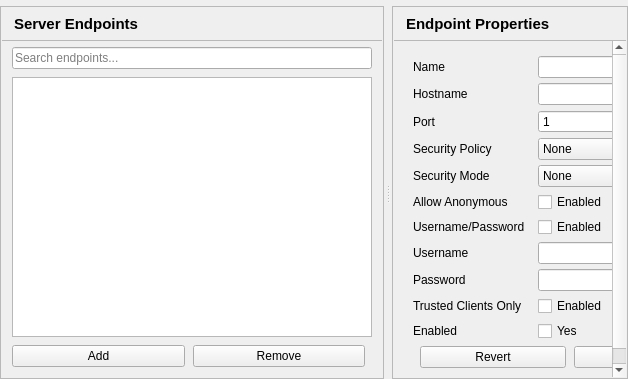
Old version of the form src/ui/pages/endpointspage.ui in the repository sanny32/OpenUaSim.
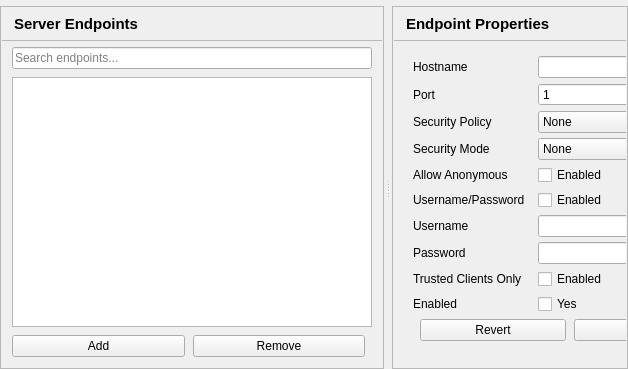
New version of the form.

```diff
--- a/src/ui/pages/endpointspage.ui
+++ b/src/ui/pages/endpointspage.ui
@@ -334,35 +334,24 @@
                <number>5</number>
               </property>
               <item row="0" column="0">
-               <widget class="QLabel" name="nameLabel">
-                <property name="text">
-                 <string>Name</string>
-                </property>
-               </widget>
-              </item>
-              <item row="0" column="1">
-               <widget class="QLineEdit" name="nameEdit">
-</widget>
-              </item>
-              <item row="1" column="0">
                <widget class="QLabel" name="hostnameLabel">
                 <property name="text">
                  <string>Hostname</string>
                 </property>
                </widget>
               </item>
-              <item row="1" column="1">
+              <item row="0" column="1">
                <widget class="QLineEdit" name="hostnameEdit">
 </widget>
               </item>
-              <item row="2" column="0">
+              <item row="1" column="0">
                <widget class="QLabel" name="portLabel">
                 <property name="text">
                  <string>Port</string>
                 </property>
                </widget>
               </item>
-              <item row="2" column="1">
+              <item row="1" column="1">
                <widget class="QSpinBox" name="portSpin">
                 <property name="minimum">
                  <number>1</number>
@@ -372,14 +361,14 @@
                 </property>
                </widget>
               </item>
-              <item row="3" column="0">
+              <item row="2" column="0">
                <widget class="QLabel" name="securityPolicyLabel">
                 <property name="text">
                  <string>Security Policy</string>
                 </property>
                </widget>
               </item>
-              <item row="3" column="1">
+              <item row="2" column="1">
                <widget class="QComboBox" name="securityPolicyCombo">
                 <item>
                  <property name="text">
@@ -413,14 +402,14 @@
                 </item>
                </widget>
               </item>
-              <item row="4" column="0">
+              <item row="3" column="0">
                <widget class="QLabel" name="securityModeLabel">
                 <property name="text">
                  <string>Security Mode</string>
                 </property>
                </widget>
               </item>
-              <item row="4" column="1">
+              <item row="3" column="1">
                <widget class="QComboBox" name="securityModeCombo">
                 <item>
                  <property name="text">
@@ -439,67 +428,67 @@
                 </item>
                </widget>
               </item>
-              <item row="5" column="0">
+              <item row="4" column="0">
                <widget class="QLabel" name="allowAnonymousLabel">
                 <property name="text">
                  <string>Allow Anonymous</string>
                 </property>
                </widget>
               </item>
-              <item row="5" column="1">
+              <item row="4" column="1">
                <widget class="QCheckBox" name="allowAnonymousCheck">
                 <property name="text">
                  <string>Enabled</string>
                 </property>
                </widget>
               </item>
-              <item row="6" column="0">
+              <item row="5" column="0">
                <widget class="QLabel" name="usernamePasswordLabel">
                 <property name="text">
                  <string>Username/Password</string>
                 </property>
                </widget>
               </item>
-              <item row="6" column="1">
+              <item row="5" column="1">
                <widget class="QCheckBox" name="usernamePasswordCheck">
                 <property name="text">
                  <string>Enabled</string>
                 </property>
                </widget>
               </item>
-              <item row="7" column="0">
+              <item row="6" column="0">
                <widget class="QLabel" name="usernameLabel">
                 <property name="text">
                  <string>Username</string>
                 </property>
                </widget>
               </item>
-              <item row="7" column="1">
+              <item row="6" column="1">
                <widget class="QLineEdit" name="usernameEdit">
 </widget>
               </item>
-              <item row="8" column="0">
+              <item row="7" column="0">
                <widget class="QLabel" name="passwordLabel">
                 <property name="text">
                  <string>Password</string>
                 </property>
                </widget>
               </item>
-              <item row="8" column="1">
+              <item row="7" column="1">
                <widget class="QLineEdit" name="passwordEdit">
                 <property name="echoMode">
                  <enum>QLineEdit::Password</enum>
                 </property>
                </widget>
               </item>
-              <item row="9" column="0">
+              <item row="8" column="0">
                <widget class="QLabel" name="trustedClientsOnlyLabel">
                 <property name="text">
                  <string>Trusted Clients Only</string>
                 </property>
                </widget>
               </item>
-              <item row="9" column="1">
+              <item row="8" column="1">
                <widget class="QCheckBox" name="trustedClientsOnlyCheck">
                 <property name="toolTip">
                  <string>Reject clients whose certificate is not trusted; they are listed under Rejected Certificates. Applies to every endpoint of the server.</string>
@@ -509,21 +498,21 @@
                 </property>
                </widget>
               </item>
-              <item row="10" column="0">
+              <item row="9" column="0">
                <widget class="QLabel" name="enabledLabel">
                 <property name="text">
                  <string>Enabled</string>
                 </property>
                </widget>
               </item>
-              <item row="10" column="1">
+              <item row="9" column="1">
                <widget class="QCheckBox" name="enabledCheck">
                 <property name="text">
                  <string>Yes</string>
                 </property>
                </widget>
               </item>
-              <item row="11" column="0" colspan="2">
+              <item row="10" column="0" colspan="2">
            <layout class="QHBoxLayout" name="propertiesButtonsLayout">
             <property name="spacing">
              <number>8</number>
```
